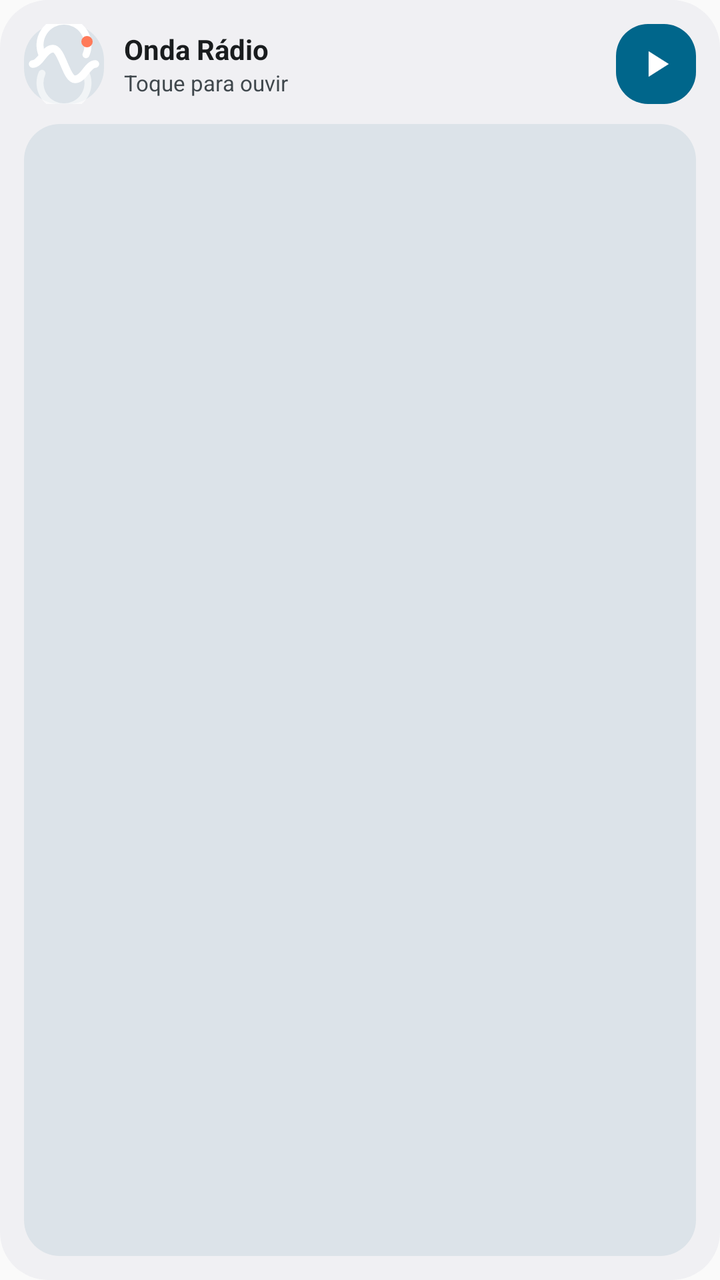
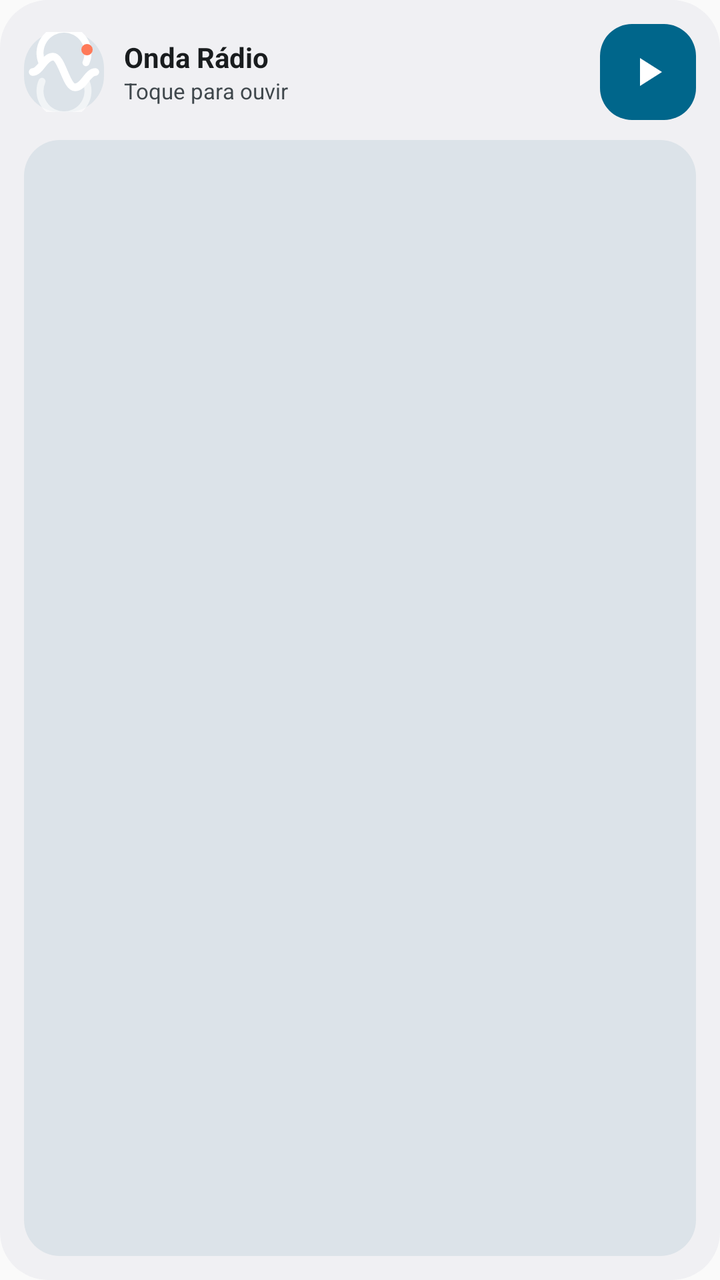

Compare the two renders of this Android layout. The source of the first and the diff that turns it into the second are given below.
<!-- AndroidManifest.xml: application theme Theme.Onda -->
<!-- res/layout/widget_onda.xml -->
<?xml version="1.0" encoding="utf-8"?>
<LinearLayout xmlns:android="http://schemas.android.com/apk/res/android"
    android:layout_width="match_parent"
    android:layout_height="match_parent"
    android:background="@drawable/widget_bg"
    android:orientation="vertical"
    android:padding="12dp">

    
    <LinearLayout
        android:id="@+id/widget_header"
        android:layout_width="match_parent"
        android:layout_height="wrap_content"
        android:gravity="center_vertical"
        android:orientation="horizontal">

        <ImageView
            android:id="@+id/widget_art"
            android:layout_width="40dp"
            android:layout_height="40dp"
            android:background="@drawable/widget_chip_bg"
            android:contentDescription="@string/app_name"
            android:scaleType="centerCrop"
            android:src="@drawable/ic_radio" />

        <LinearLayout
            android:layout_width="0dp"
            android:layout_height="wrap_content"
            android:layout_marginHorizontal="10dp"
            android:layout_weight="1"
            android:orientation="vertical">

            <TextView
                android:id="@+id/widget_title"
                android:layout_width="match_parent"
                android:layout_height="wrap_content"
                android:ellipsize="end"
                android:maxLines="1"
                android:text="@string/widget_idle_title"
                android:textColor="@color/widget_on_surface"
                android:textSize="14sp"
                android:textStyle="bold" />

            <TextView
                android:id="@+id/widget_subtitle"
                android:layout_width="match_parent"
                android:layout_height="wrap_content"
                android:ellipsize="end"
                android:maxLines="1"
                android:text="@string/widget_idle_subtitle"
                android:textColor="@color/widget_on_surface_variant"
                android:textSize="11sp" />
        </LinearLayout>

        <ImageButton
            android:id="@+id/widget_play_btn"
            android:layout_width="40dp"
            android:layout_height="40dp"
            android:background="@drawable/widget_play_bg"
            android:contentDescription="@string/app_name"
            android:padding="9dp"
            android:scaleType="fitCenter"
            android:src="@drawable/ic_play"
            android:tint="@color/widget_on_primary" />
    </LinearLayout>

    
    <FrameLayout
        android:layout_width="match_parent"
        android:layout_height="0dp"
        android:layout_marginTop="10dp"
        android:layout_weight="1"
        android:background="@drawable/widget_chip_bg"
        android:padding="6dp">

        <GridView
            android:id="@+id/widget_fav_grid"
            android:layout_width="match_parent"
            android:layout_height="match_parent"
            android:clipToPadding="false"
            android:gravity="center"
            android:horizontalSpacing="4dp"
            android:numColumns="4"
            android:scrollbars="none"
            android:stretchMode="columnWidth"
            android:verticalSpacing="6dp" />

        <TextView
            android:id="@+id/widget_empty"
            android:layout_width="match_parent"
            android:layout_height="match_parent"
            android:gravity="center"
            android:text="@string/widget_idle_subtitle"
            android:textColor="@color/widget_on_surface_variant"
            android:textSize="12sp"
            android:visibility="gone" />
    </FrameLayout>

</LinearLayout>
<!-- resources referenced by this layout -->
<resources>
  <color name="widget_on_primary">#FFFFFF</color>
  <color name="widget_on_surface">#0F172A</color>
  <color name="widget_on_surface_variant">#475569</color>
  <!-- drawable ic_play (drawable) -->
  <vector xmlns:android="http://schemas.android.com/apk/res/android"
      android:width="24dp"
      android:height="24dp"
      android:viewportWidth="24"
      android:viewportHeight="24">
      <path
          android:fillColor="#FFFFFFFF"
          android:pathData="M8,5v14l11,-7z" />
  </vector>
  <!-- drawable ic_radio (drawable) -->
  <?xml version="1.0" encoding="utf-8"?>
  <vector xmlns:android="http://schemas.android.com/apk/res/android"
      android:width="24dp"
      android:height="24dp"
      android:viewportWidth="24"
      android:viewportHeight="24">
  
      <path
          android:pathData="M5.4,9.2 A7.2,7.2 0 1,1 18.6,9.2"
          android:strokeColor="#FFFFFFFF"
          android:strokeLineCap="round"
          android:strokeWidth="2.1" />
  
      <path
          android:pathData="M18.6,14.8 A7.2,7.2 0 1,1 5.4,14.8"
          android:strokeAlpha="0.6"
          android:strokeColor="#FFFFFFFF"
          android:strokeLineCap="round"
          android:strokeWidth="2.1" />
  
      <path
          android:pathData="M2.6,12 C5,12 6,7.4 8.7,7.4 C11.4,7.4 12.6,16.6 15.3,16.6 C18,16.6 19,12 21.4,12"
          android:strokeColor="#FFFFFFFF"
          android:strokeLineCap="round"
          android:strokeWidth="2.3" />
  
      <path
          android:fillColor="#FFFF7A59"
          android:pathData="M17.2,5.3 a1.7,1.7 0 1,0 3.4,0 a1.7,1.7 0 1,0 -3.4,0 Z" />
  </vector>
  <!-- drawable widget_bg (drawable) -->
  <?xml version="1.0" encoding="utf-8"?>
  <shape xmlns:android="http://schemas.android.com/apk/res/android" android:shape="rectangle">
      <solid android:color="@color/widget_surface" />
      <corners android:radius="24dp" />
  </shape>
  <!-- drawable widget_chip_bg (drawable) -->
  <?xml version="1.0" encoding="utf-8"?>
  <shape xmlns:android="http://schemas.android.com/apk/res/android" android:shape="rectangle">
      <solid android:color="@color/widget_surface_container" />
      <corners android:radius="18dp" />
  </shape>
  <!-- drawable widget_play_bg (drawable) -->
  <?xml version="1.0" encoding="utf-8"?>
  <shape xmlns:android="http://schemas.android.com/apk/res/android" android:shape="rectangle">
      <solid android:color="@color/widget_primary" />
      <corners android:radius="16dp" />
  </shape>
  <string name="app_name">Onda</string>
  <string name="widget_idle_subtitle">Toque para ouvir</string>
  <string name="widget_idle_title">Onda Rádio</string>
  <style name="Theme.Onda" parent="android:Theme.Material.Light.NoActionBar" />
  <color name="widget_surface">#EEF4FB</color>
  <color name="widget_surface_container">#DCE9F8</color>
  <color name="widget_primary">#006399</color>
</resources>

<!-- the commit's change to res/layout/widget_onda.xml (unified diff, before → after) -->
@@ -54,11 +54,11 @@
 
         <ImageButton
             android:id="@+id/widget_play_btn"
-            android:layout_width="40dp"
-            android:layout_height="40dp"
+            android:layout_width="48dp"
+            android:layout_height="48dp"
             android:background="@drawable/widget_play_bg"
-            android:contentDescription="@string/app_name"
-            android:padding="9dp"
+            android:contentDescription="@string/action_play_pause"
+            android:padding="12dp"
             android:scaleType="fitCenter"
             android:src="@drawable/ic_play"
             android:tint="@color/widget_on_primary" />
<!-- resource entries referenced after the edit -->
@@ -62,6 +62,7 @@
       <solid android:color="@color/widget_primary" />
       <corners android:radius="16dp" />
   </shape>
+  <string name="action_play_pause">Reproduzir ou pausar</string>
   <string name="app_name">Onda</string>
   <string name="widget_idle_subtitle">Toque para ouvir</string>
   <string name="widget_idle_title">Onda Rádio</string>
